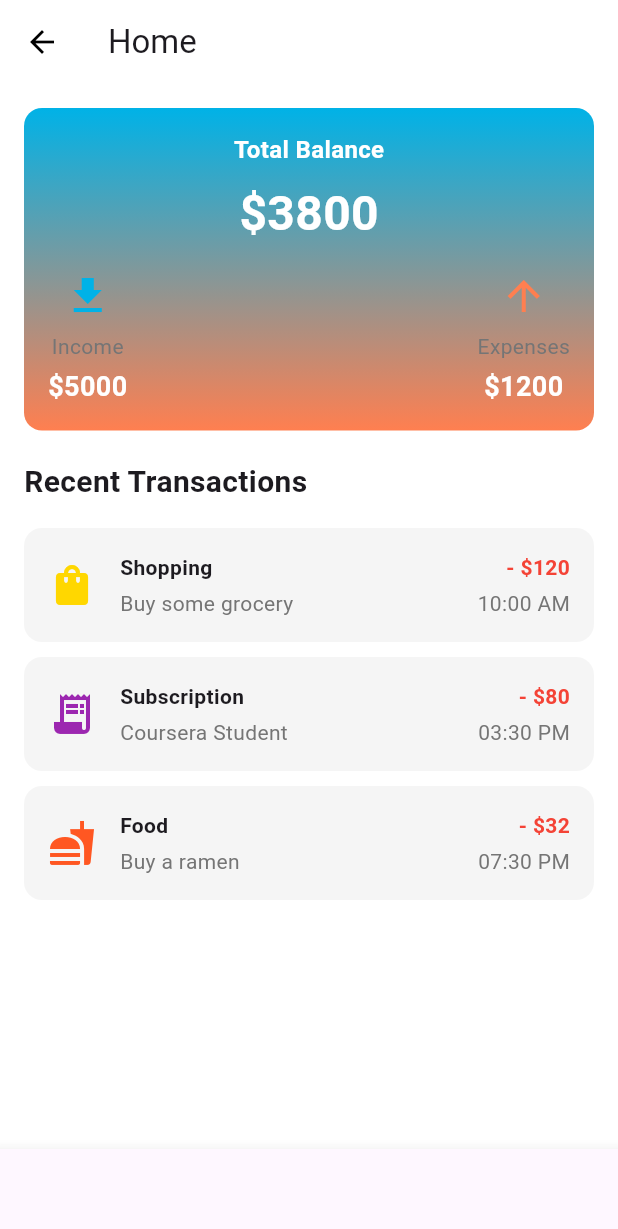
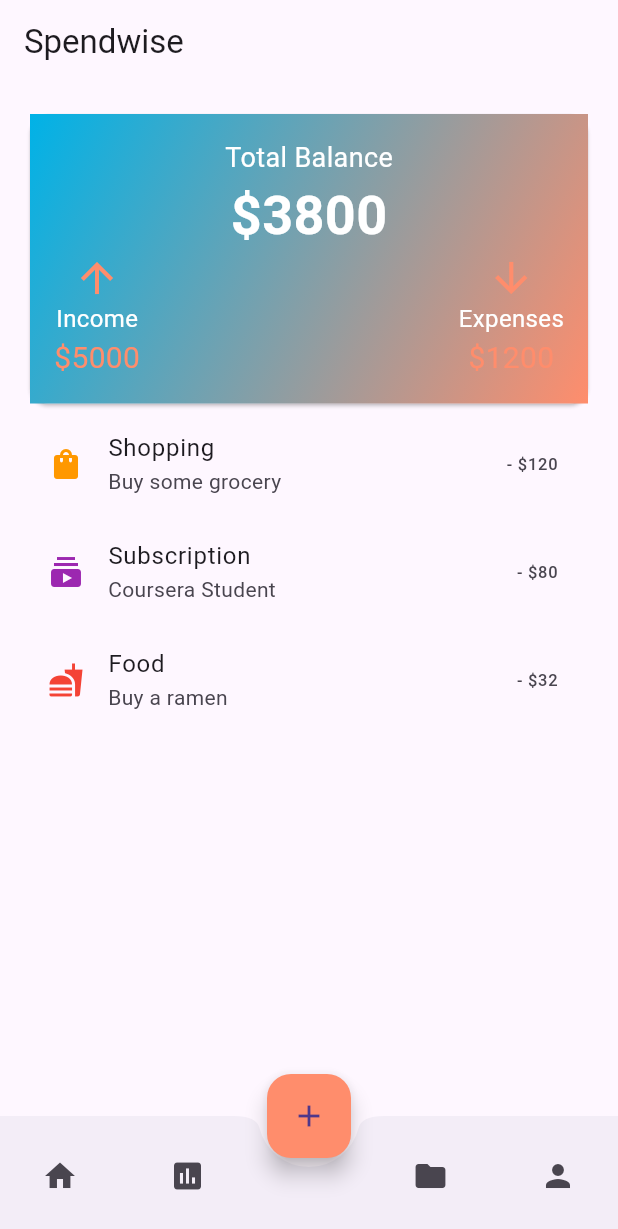
Before and after one commit to eldadgishinge/spendwise, a Flutter app: the HomePage screen opened directly, on a phone screen of 412 x 824 dp. Shown: the top 1229 px of the screen. Run offline on Flutter 3.47's test engine with Material 3 defaults, Android fonts, the phone set to English and light mode, and no system bars.

Commit message:
SpendWise

```diff
--- a/lib/home.dart
+++ /dev/null
@@ -1,204 +0,0 @@
-import 'package:flutter/material.dart';
-
-class HomePage extends StatelessWidget {
-  @override
-  Widget build(BuildContext context) {
-    return Scaffold(
-      backgroundColor: Colors.white,
-      appBar: AppBar(
-        title: Text('Home'),
-        backgroundColor: Colors.white,
-        elevation: 0,
-        iconTheme: IconThemeData(color: Colors.black),
-      ),
-      body: SingleChildScrollView(
-        child: Padding(
-          padding: const EdgeInsets.all(16.0),
-          child: Column(
-            crossAxisAlignment: CrossAxisAlignment.start,
-            children: <Widget>[
-              // Total Balance
-              Container(
-                padding: const EdgeInsets.all(16.0),
-                decoration: BoxDecoration(
-                  gradient: LinearGradient(
-                    begin: Alignment.topCenter,
-                    end: Alignment.bottomCenter,
-                    colors: [Color(0xFF00B2E7), Color(0xFFFF7F50)],
-                  ),
-                  borderRadius: BorderRadius.circular(12.0),
-                ),
-                child: Column(
-                  children: <Widget>[
-                    Text(
-                      'Total Balance',
-                      style: TextStyle(
-                        color: Colors.white,
-                        fontSize: 16.0,
-                        fontWeight: FontWeight.bold,
-                      ),
-                    ),
-                    SizedBox(height: 8),
-                    Text(
-                      '\$3800',
-                      style: TextStyle(
-                        color: Colors.white,
-                        fontSize: 32.0,
-                        fontWeight: FontWeight.bold,
-                      ),
-                    ),
-                    SizedBox(height: 16),
-                    Row(
-                      mainAxisAlignment: MainAxisAlignment.spaceBetween,
-                      children: <Widget>[
-                        _buildBalanceItem('Income', '\$5000', Icons.download,
-                            Color(0xFF00B2E7)),
-                        _buildBalanceItem('Expenses', '\$1200',
-                            Icons.arrow_upward, Color(0xFFFF7F50)),
-                      ],
-                    ),
-                  ],
-                ),
-              ),
-              SizedBox(height: 20),
-
-              // Recent Transactions
-              Text(
-                'Recent Transactions',
-                style: TextStyle(
-                  fontSize: 20.0,
-                  fontWeight: FontWeight.bold,
-                ),
-              ),
-              SizedBox(height: 16),
-              _buildTransactionItem('Shopping', 'Buy some grocery',
-                  '- \$120', '10:00 AM', Icons.shopping_bag, Color(0xFFFFD700)),
-              _buildTransactionItem('Subscription', 'Coursera Student',
-                  '- \$80', '03:30 PM', Icons.receipt_long, Color(0xFF9C27B0)),
-              _buildTransactionItem('Food', 'Buy a ramen', '- \$32',
-                  '07:30 PM', Icons.fastfood, Color(0xFFFF5722)),
-            ],
-          ),
-        ),
-      ),
-      bottomNavigationBar: BottomNavigationBar(
-        items: [
-          BottomNavigationBarItem(
-            icon: Icon(Icons.home),
-            label: 'Home',
-          ),
-          BottomNavigationBarItem(
-            icon: Icon(Icons.receipt),
-            label: 'Reports',
-          ),
-          BottomNavigationBarItem(
-            icon: Icon(Icons.add_circle),
-            label: '+',
-          ),
-          BottomNavigationBarItem(
-            icon: Icon(Icons.pie_chart),
-            label: 'Resources',
-          ),
-          BottomNavigationBarItem(
-            icon: Icon(Icons.person),
-            label: 'Profile',
-          ),
-        ],
-        currentIndex: 0, // Current index for the selected item
-        onTap: (index) {
-          // Handle navigation or other actions based on the selected index
-        },
-      ),
-    );
-  }
-
-  Widget _buildBalanceItem(String title, String amount, IconData icon,
-      Color color) {
-    return Column(
-      children: <Widget>[
-        Icon(
-          icon,
-          color: color,
-          size: 32.0,
-        ),
-        SizedBox(height: 8),
-        Text(
-          title,
-          style: TextStyle(
-            color: Colors.grey[600],
-          ),
-        ),
-        SizedBox(height: 4),
-        Text(
-          amount,
-          style: TextStyle(
-            color: Colors.white,
-            fontWeight: FontWeight.bold,
-            fontSize: 18.0,
-          ),
-        ),
-      ],
-    );
-  }
-
-  Widget _buildTransactionItem(String title, String description, String amount,
-      String time, IconData icon, Color color) {
-    return Container(
-      padding: const EdgeInsets.all(16.0),
-      margin: const EdgeInsets.only(bottom: 10.0),
-      decoration: BoxDecoration(
-        borderRadius: BorderRadius.circular(12.0),
-        color: Colors.grey[100],
-      ),
-      child: Row(
-        children: <Widget>[
-          Icon(
-            icon,
-            color: color,
-            size: 32.0,
-          ),
-          SizedBox(width: 16),
-          Expanded(
-            child: Column(
-              crossAxisAlignment: CrossAxisAlignment.start,
-              children: <Widget>[
-                Text(
-                  title,
-                  style: TextStyle(
-                    fontWeight: FontWeight.bold,
-                  ),
-                ),
-                SizedBox(height: 4),
-                Text(
-                  description,
-                  style: TextStyle(
-                    color: Colors.grey[600],
-                  ),
-                ),
-              ],
-            ),
-          ),
-          Column(
-            crossAxisAlignment: CrossAxisAlignment.end,
-            children: <Widget>[
-              Text(
-                amount,
-                style: TextStyle(
-                  color: Colors.red,
-                  fontWeight: FontWeight.bold,
-                ),
-              ),
-              SizedBox(height: 4),
-              Text(
-                time,
-                style: TextStyle(
-                  color: Colors.grey[600],
-                ),
-              ),
-            ],
-          ),
-        ],
-      ),
-    );
-  }
-}
--- /dev/null
+++ b/lib/home_page.dart
@@ -0,0 +1,143 @@
+import 'package:flutter/material.dart';
+import 'add_income.dart';
+import 'add_expense.dart';
+
+class HomePage extends StatelessWidget {
+  @override
+  Widget build(BuildContext context) {
+    return Scaffold(
+      appBar: AppBar(
+        title: Text('Spendwise'),
+      ),
+      body: Padding(
+        padding: const EdgeInsets.all(16.0),
+        child: Column(
+          children: [
+            _buildBalanceCard(context),
+            _buildRecentTransactions(),
+          ],
+        ),
+      ),
+      floatingActionButton: FloatingActionButton(
+        onPressed: () {
+          Navigator.push(
+            context,
+            MaterialPageRoute(builder: (context) => AddExpensePage()),
+          );
+        },
+        backgroundColor: Color(0xFFFF8D6C),
+        child: Icon(Icons.add),
+      ),
+      floatingActionButtonLocation: FloatingActionButtonLocation.centerDocked,
+      bottomNavigationBar: BottomAppBar(
+        shape: CircularNotchedRectangle(),
+        notchMargin: 6.0,
+        child: Row(
+          mainAxisAlignment: MainAxisAlignment.spaceBetween,
+          children: <Widget>[
+            IconButton(
+              icon: Icon(Icons.home),
+              onPressed: () {},
+            ),
+            IconButton(
+              icon: Icon(Icons.insert_chart),
+              onPressed: () {},
+            ),
+            SizedBox(width: 40), // The dummy child
+            IconButton(
+              icon: Icon(Icons.folder),
+              onPressed: () {},
+            ),
+            IconButton(
+              icon: Icon(Icons.person),
+              onPressed: () {},
+            ),
+          ],
+        ),
+      ),
+    );
+  }
+
+  Widget _buildBalanceCard(BuildContext context) {
+    return Card(
+      child: Container(
+        decoration: BoxDecoration(
+          gradient: LinearGradient(
+            colors: [Color(0xFF00B2E7), Color(0xFFFF8D6C)],
+            begin: Alignment.topLeft,
+            end: Alignment.bottomRight,
+          ),
+        ),
+        padding: const EdgeInsets.all(16.0),
+        child: Column(
+          children: [
+            Text('Total Balance', style: TextStyle(fontSize: 18, color: Colors.white)),
+            Text('\$3800', style: TextStyle(fontSize: 36, fontWeight: FontWeight.bold, color: Colors.white)),
+            Row(
+              mainAxisAlignment: MainAxisAlignment.spaceBetween,
+              children: [
+                GestureDetector(
+                  onTap: () {
+                    Navigator.push(
+                      context,
+                      MaterialPageRoute(builder: (context) => AddIncomePage()),
+                    );
+                  },
+                  child: Column(
+                    children: [
+                      Icon(Icons.arrow_upward, color: Color(0xFFFF8D6C), size: 32),
+                      Text('Income', style: TextStyle(fontSize: 16, color: Colors.white)),
+                      Text('\$5000', style: TextStyle(fontSize: 20, color: Color(0xFFFF8D6C))),
+                    ],
+                  ),
+                ),
+                GestureDetector(
+                  onTap: () {
+                    Navigator.push(
+                      context,
+                      MaterialPageRoute(builder: (context) => AddExpensePage()),
+                    );
+                  },
+                  child: Column(
+                    children: [
+                      Icon(Icons.arrow_downward, color: Color(0xFFFF8D6C), size: 32),
+                      Text('Expenses', style: TextStyle(fontSize: 16, color: Colors.white)),
+                      Text('\$1200', style: TextStyle(fontSize: 20, color: Color(0xFFFF8D6C))),
+                    ],
+                  ),
+                ),
+              ],
+            ),
+          ],
+        ),
+      ),
+    );
+  }
+
+  Widget _buildRecentTransactions() {
+    return Expanded(
+      child: ListView(
+        children: [
+          ListTile(
+            leading: Icon(Icons.shopping_bag, color: Colors.orange),
+            title: Text('Shopping'),
+            subtitle: Text('Buy some grocery'),
+            trailing: Text('- \$120'),
+          ),
+          ListTile(
+            leading: Icon(Icons.subscriptions, color: Colors.purple),
+            title: Text('Subscription'),
+            subtitle: Text('Coursera Student'),
+            trailing: Text('- \$80'),
+          ),
+          ListTile(
+            leading: Icon(Icons.fastfood, color: Colors.red),
+            title: Text('Food'),
+            subtitle: Text('Buy a ramen'),
+            trailing: Text('- \$32'),
+          ),
+        ],
+      ),
+    );
+  }
+}
--- a/lib/main.dart
+++ b/lib/main.dart
@@ -3,6 +3,7 @@ import 'signup.dart';
 import 'login.dart';
 import 'reset_password.dart';
 import 'launch_screen.dart';
+import 'home_page.dart'; // Import the HomePage class
 
 void main() {
   runApp(MyApp());
@@ -21,6 +22,7 @@ class MyApp extends StatelessWidget {
         '/login': (context) => LoginPage(),
         '/signup': (context) => SignUpPage(),
         '/reset_password': (context) => ResetPasswordPage(),
+        '/home': (context) => HomePage(), // Add this route
       },
     );
   }
```
Also changed, not shown: lib/add_expense.dart (added, +77 -0 lines), lib/add_income.dart (added, +77 -0 lines), lib/login.dart (+8 -7 lines).
